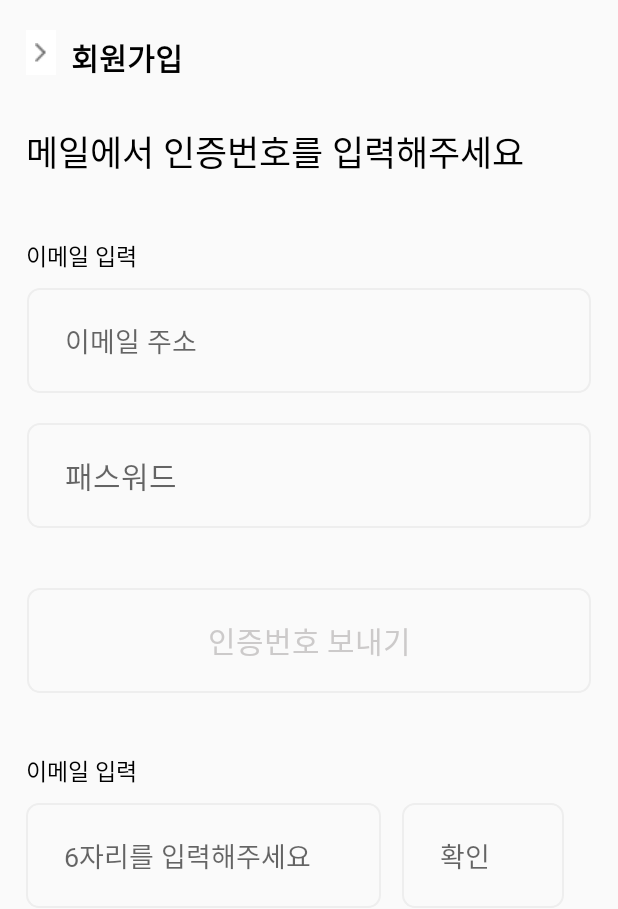
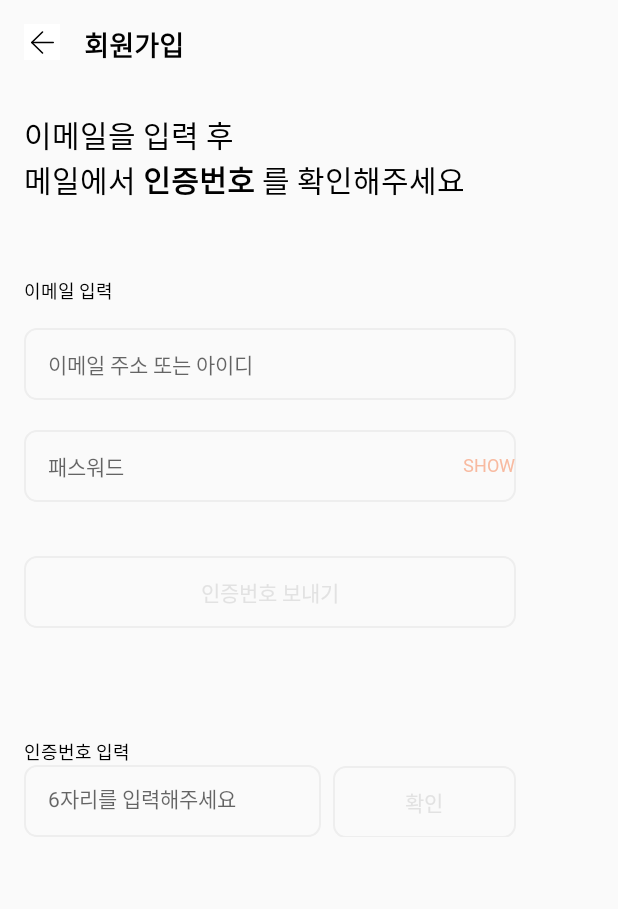
Before and after one commit to kdy1242/keep-the-bucket, an Android app: the screen it shows after launch (Join), on a phone screen of 412 x 824 dp. Shown: the top 909 px of the screen. Run offline under Robolectric (Android 15) with nearby library versions, the phone set to English and light mode, and no system bars.

Commit message:
activity_join basic tool finish

```diff
--- a/app/src/main/res/layout/activity_join.xml
+++ b/app/src/main/res/layout/activity_join.xml
@@ -9,163 +9,132 @@
     <LinearLayout
         android:layout_width="match_parent"
         android:layout_height="wrap_content"
-        android:layout_marginTop="20dp"
+        android:layout_marginTop="16dp"
         android:orientation="horizontal">
         <ImageButton
-            android:layout_width="20dp"
-            android:layout_height="30dp"
+            android:layout_width="24dp"
+            android:layout_height="24dp"
             android:background="@color/white"
-            android:layout_marginLeft="17dp"
-            android:src="@drawable/icon_arrow_black" />
+            android:layout_marginLeft="16dp"
+            android:src="@drawable/ic_back_btn" />
         <TextView
             android:layout_width="100dp"
             android:layout_height="wrap_content"
-            android:layout_marginLeft="10dp"
-            android:layout_marginTop="3dp"
+            android:layout_marginLeft="16dp"
             android:fontFamily="@font/roboto_bold"
             android:text="회원가입"
             android:textColor="@color/black"
-            android:textSize="20sp" />
+            android:textSize="18sp" />
     </LinearLayout>
-<!--    <TextView-->
-<!--        android:layout_width="match_parent"-->
-<!--        android:layout_height="wrap_content"-->
-<!--        android:layout_marginTop="55dp"-->
-<!--        android:includeFontPadding="false"-->
-<!--        android:layout_marginLeft="17dp"-->
-<!--        android:text="이메일을 입력 후"-->
-<!--        android:textSize="22sp"-->
-<!--        android:textColor="@color/black"-->
-<!--        android:fontFamily="@font/notosanskr_regular" />-->
-<!--    <LinearLayout-->
-<!--        android:layout_width="match_parent"-->
-<!--        android:layout_height="wrap_content"-->
-<!--        android:layout_marginTop="40dp"-->
-<!--        android:orientation="horizontal">-->
-<!--        <TextView-->
-<!--            android:layout_width="41dp"-->
-<!--            android:layout_height="wrap_content"-->
-<!--            android:layout_weight="1"-->
-<!--            android:includeFontPadding="false"-->
-<!--            android:layout_marginLeft="19dp"-->
-<!--            android:text="메일에서"-->
-<!--            android:textSize="22sp"-->
-<!--            android:textColor="@color/black"-->
-<!--            android:fontFamily="@font/notosanskr_regular"-->
-<!--/>-->
-<!--        <TextView-->
-<!--            android:layout_width="39dp"-->
-<!--            android:layout_height="wrap_content"-->
-<!--            android:gravity="left|center_horizontal"-->
-<!--            android:layout_weight="1"-->
-<!--            android:includeFontPadding="false"-->
-<!--            android:text="인증번호"-->
-<!--            android:textSize="22sp"-->
-<!--            android:textColor="@color/black"-->
-<!--            android:fontFamily="@font/notosanskr_bold" />-->
-
-<!--        <TextView-->
-<!--            android:layout_width="1sp"-->
-<!--            android:layout_height="wrap_content"-->
-<!--            android:layout_weight="1"-->
-<!--            android:fontFamily="@font/notosanskr_regular"-->
-<!--            android:gravity="left|center_horizontal"-->
-<!--            android:includeFontPadding="false"-->
-<!--            android:text="를"-->
-<!--            android:textColor="@color/black"-->
-<!--            android:textSize="22sp" />-->
-
-<!--        <TextView-->
-<!--            android:layout_width="wrap_content"-->
-<!--            android:layout_height="wrap_content"-->
-<!--            android:layout_weight="1"-->
-<!--            android:fontFamily="@font/notosanskr_regular"-->
-<!--            android:includeFontPadding="false"-->
-<!--            android:text="확인해주세요"-->
-<!--            android:textColor="@color/black"-->
-<!--            android:textSize="22sp" />-->
-<!--    </LinearLayout>-->
     <TextView
         android:layout_width="match_parent"
         android:layout_height="wrap_content"
-        android:layout_marginTop="30dp"
-        android:text="메일에서 인증번호를 입력해주세요"
-        android:textSize="23sp"
-        android:textColor="@color/black"
+        android:layout_marginLeft="16dp"
+        android:layout_marginTop="31dp"
+        android:text="이메일을 입력 후"
+        android:textSize="20sp"
+        android:includeFontPadding="false"
         android:fontFamily="@font/notosanskr_regular"
-        android:layout_marginLeft="17dp"/>
+        android:textColor="@color/black"/>
     <TextView
         android:layout_width="match_parent"
         android:layout_height="wrap_content"
-        android:layout_marginTop="40dp"
-        android:layout_marginLeft="17dp"
-        android:text="이메일 입력"
-        android:textSize="15sp"
+        android:layout_marginLeft="16dp"
+        android:text="@string/bold"
+        android:includeFontPadding="false"
+        android:textSize="20sp"
         android:fontFamily="@font/notosanskr_regular"
         android:textColor="@color/black"/>
+    <TextView
+        android:layout_width="match_parent"
+        android:layout_height="wrap_content"
+        android:layout_marginTop="50dp"
+        android:layout_marginLeft="16dp"
+        android:text="이메일 입력"
+        android:textSize="12sp"
+        android:textColor="@color/black"
+        android:fontFamily="@font/notosanskr_regular"/>
     <EditText
-        android:layout_width="376dp"
-        android:layout_height="70dp"
-        android:layout_marginTop="10dp"
-        android:hint="이메일 주소"
-        android:paddingLeft="25dp"
-        android:layout_gravity="center"
+        android:layout_width="328dp"
+        android:layout_height="48dp"
+        android:textSize="14sp"
+        android:hint="이메일 주소 또는 아이디"
+        android:paddingLeft="16dp"
+        android:layout_marginTop="16dp"
+        android:layout_marginLeft="16dp"
         android:background="@drawable/login_btn_round"
         android:fontFamily="@font/notosanskr_regular"/>
+    <FrameLayout
+        android:layout_width="328dp"
+        android:layout_marginLeft="16dp"
+        android:layout_marginTop="20dp"
+        android:layout_height="wrap_content">
     <EditText
-        android:layout_width="376dp"
-        android:layout_height="70dp"
-        android:textSize="20sp"
+        android:layout_width="328dp"
+        android:layout_height="48dp"
+        android:textSize="14sp"
         android:hint="패스워드"
         android:inputType="textPassword"
-        android:layout_gravity="center"
-        android:paddingLeft="25dp"
-        android:layout_marginTop="20dp"
+        android:paddingLeft="16dp"
         android:background="@drawable/login_btn_round"
         android:fontFamily="@font/notosanskr_regular"/>
     <Button
-        android:layout_width="376dp"
-        android:layout_height="70dp"
-        android:layout_gravity="center"
-        android:layout_marginTop="40dp"
+        android:layout_width="36dp"
+        android:layout_height="16dp"
+        android:layout_gravity="right"
+        android:layout_marginLeft="16dp"
+        android:background="#00ff0000"
+        android:fontFamily="@font/notosanskr_regular"
+        android:includeFontPadding="false"
+        android:layout_marginTop="16dp"
+        android:text="SHOW"
+        android:textColor="@color/main_orange"
+        android:textSize="12sp" />
+    </FrameLayout>
+
+    <Button
+        android:layout_width="328dp"
+        android:layout_height="48dp"
+        android:layout_marginLeft="16dp"
+        android:layout_marginTop="36dp"
         android:background="@drawable/login_btn_round"
         android:text="인증번호 보내기"
+        android:textSize="14sp"
         android:fontFamily="@font/notosanskr_bold"
-        android:textSize="20sp"
-        android:textColor="#CCCACA"/>
+        android:textColor="#E2E2E2"/>
     <TextView
         android:layout_width="match_parent"
         android:layout_height="wrap_content"
-        android:layout_marginTop="40dp"
-        android:layout_marginLeft="17dp"
-        android:text="이메일 입력"
-        android:textSize="15sp"
-        android:fontFamily="@font/notosanskr_regular"
-        android:textColor="@color/black"/>
+        android:layout_marginTop="73dp"
+        android:layout_marginLeft="16dp"
+        android:text="인증번호 입력"
+        android:textSize="12sp"
+        android:textColor="@color/black"
+        android:fontFamily="@font/notosanskr_regular"/>
     <LinearLayout
-        android:layout_width="376dp"
+        android:layout_width="match_parent"
         android:layout_height="wrap_content"
         android:orientation="horizontal">
         <EditText
-            android:layout_width="240dp"
-            android:layout_height="70dp"
-            android:layout_weight="1"
-            android:layout_marginTop="10dp"
-            android:layout_marginLeft="17dp"
+            android:layout_width="198dp"
+            android:layout_height="48dp"
             android:hint="6자리를 입력해주세요"
-            android:paddingLeft="25dp"
-            android:background="@drawable/login_btn_round"
-            android:fontFamily="@font/notosanskr_regular"/>
-        <EditText
-            android:layout_width="120dp"
-            android:layout_height="70dp"
-            android:layout_weight="3"
-            android:layout_marginTop="10dp"
-            android:layout_marginLeft="14dp"
-            android:hint="확인"
-            android:paddingLeft="25dp"
-            android:background="@drawable/login_btn_round"
-            android:fontFamily="@font/notosanskr_regular"/>
+            android:paddingLeft="16dp"
+            android:paddingTop="15dp"
+            android:paddingBottom="15dp"
+            android:layout_marginLeft="16dp"
+            android:textSize="14sp"
+            android:textColor="#E2E2E2"
+            android:background="@drawable/login_btn_round"/>
+        <Button
+            android:layout_width="122dp"
+            android:layout_height="48dp"
+            android:layout_marginLeft="8dp"
+            android:text="확인"
+            android:textSize="14sp"
+            android:fontFamily="@font/notosanskr_bold"
+            android:textColor="#E2E2E2"
+            android:background="@drawable/login_btn_round"/>
     </LinearLayout>
 
 </LinearLayout>
--- a/app/src/main/res/values/strings.xml
+++ b/app/src/main/res/values/strings.xml
@@ -1,3 +1,4 @@
 <resources>
     <string name="app_name">keep-the-bucket</string>
+    <string name="bold">메일에서 <b>인증번호</b> 를 확인해주세요</string>
 </resources>
```
